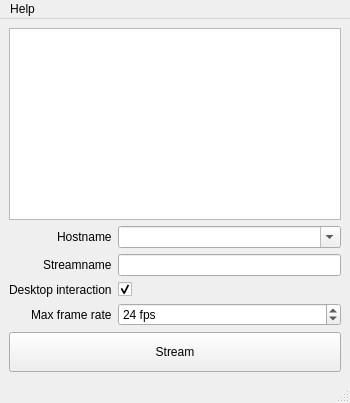
Above: apps/DesktopStreamer/MainWindow.ui from BlueBrain/Deflect before the change. Below: the same form after it.
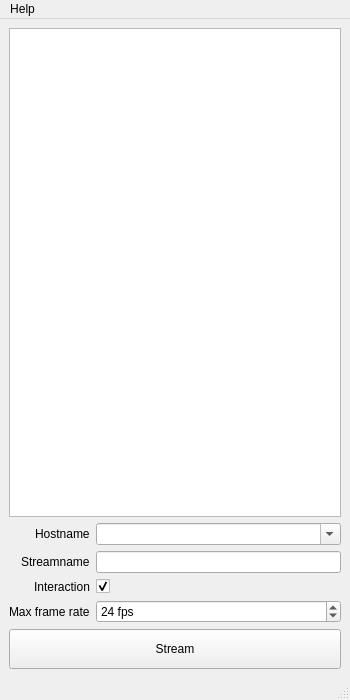
That is the form after the change.

Commit message: Make window list expandable and increase key hole

The edit to the form file:
```diff
--- a/apps/DesktopStreamer/MainWindow.ui
+++ b/apps/DesktopStreamer/MainWindow.ui
@@ -7,7 +7,7 @@
     <x>0</x>
     <y>0</y>
     <width>350</width>
-    <height>402</height>
+    <height>700</height>
    </rect>
   </property>
   <property name="sizePolicy">
@@ -30,6 +30,28 @@
     <property name="sizeConstraint">
      <enum>QLayout::SetMinimumSize</enum>
     </property>
+    <item>
+     <widget class="QListView" name="_listView">
+      <property name="flow">
+       <enum>QListView::LeftToRight</enum>
+      </property>
+      <property name="isWrapping" stdset="0">
+       <bool>true</bool>
+      </property>
+      <property name="sizePolicy">
+       <sizepolicy hsizetype="Expanding" vsizetype="Expanding">
+        <horstretch>0</horstretch>
+        <verstretch>0</verstretch>
+       </sizepolicy>
+      </property>
+      <property name="viewMode">
+       <enum>QListView::ListMode</enum>
+      </property>
+      <property name="uniformItemSizes">
+       <bool>true</bool>
+      </property>
+     </widget>
+    </item>
     <item>
      <layout class="QFormLayout" name="formLayout">
       <property name="sizeConstraint">
@@ -50,33 +72,14 @@
       <property name="verticalSpacing">
        <number>6</number>
       </property>
-      <item row="0" column="0" colspan="2">
-       <widget class="QListView" name="_listView">
-        <property name="flow">
-         <enum>QListView::LeftToRight</enum>
-        </property>
-        <property name="isWrapping" stdset="0">
-         <bool>true</bool>
-        </property>
-        <property name="resizeMode">
-         <enum>QListView::Fixed</enum>
-        </property>
-        <property name="viewMode">
-         <enum>QListView::ListMode</enum>
-        </property>
-        <property name="uniformItemSizes">
-         <bool>true</bool>
-        </property>
-       </widget>
-      </item>
-      <item row="1" column="0">
+      <item row="0" column="0">
        <widget class="QLabel" name="hostnameLabel">
         <property name="text">
          <string>Hostname</string>
         </property>
        </widget>
       </item>
-      <item row="1" column="1">
+      <item row="0" column="1">
        <widget class="QComboBox" name="_hostnameComboBox">
         <property name="sizePolicy">
          <sizepolicy hsizetype="Expanding" vsizetype="Fixed">
@@ -104,35 +107,35 @@
         </property>
        </widget>
       </item>
-      <item row="2" column="0">
+      <item row="1" column="0">
        <widget class="QLabel" name="streamnameLabel">
         <property name="text">
          <string>Streamname</string>
         </property>
        </widget>
       </item>
-      <item row="3" column="0">
+      <item row="2" column="0">
        <widget class="QLabel" name="desktopInteractionLabel">
         <property name="text">
-         <string>Desktop interaction</string>
+         <string>Interaction</string>
         </property>
        </widget>
       </item>
-      <item row="3" column="1">
+      <item row="2" column="1">
        <widget class="QCheckBox" name="_desktopInteractionCheckBox">
         <property name="checked">
          <bool>true</bool>
         </property>
        </widget>
       </item>
-      <item row="4" column="0">
+      <item row="3" column="0">
        <widget class="QLabel" name="maxFrameRateLabel">
         <property name="text">
          <string>Max frame rate</string>
         </property>
        </widget>
       </item>
-      <item row="4" column="1">
+      <item row="3" column="1">
        <widget class="QSpinBox" name="_maxFrameRateSpinBox">
         <property name="sizePolicy">
          <sizepolicy hsizetype="Expanding" vsizetype="Fixed">
@@ -154,7 +157,7 @@
         </property>
        </widget>
       </item>
-      <item row="5" column="0" colspan="2">
+      <item row="4" column="0" colspan="2">
        <widget class="QPushButton" name="_streamButton">
         <property name="minimumSize">
          <size>
@@ -191,7 +194,7 @@
         </property>
        </widget>
       </item>
-      <item row="2" column="1">
+      <item row="1" column="1">
        <widget class="QLineEdit" name="_streamnameLineEdit">
         <property name="sizePolicy">
          <sizepolicy hsizetype="Expanding" vsizetype="Fixed">
```
